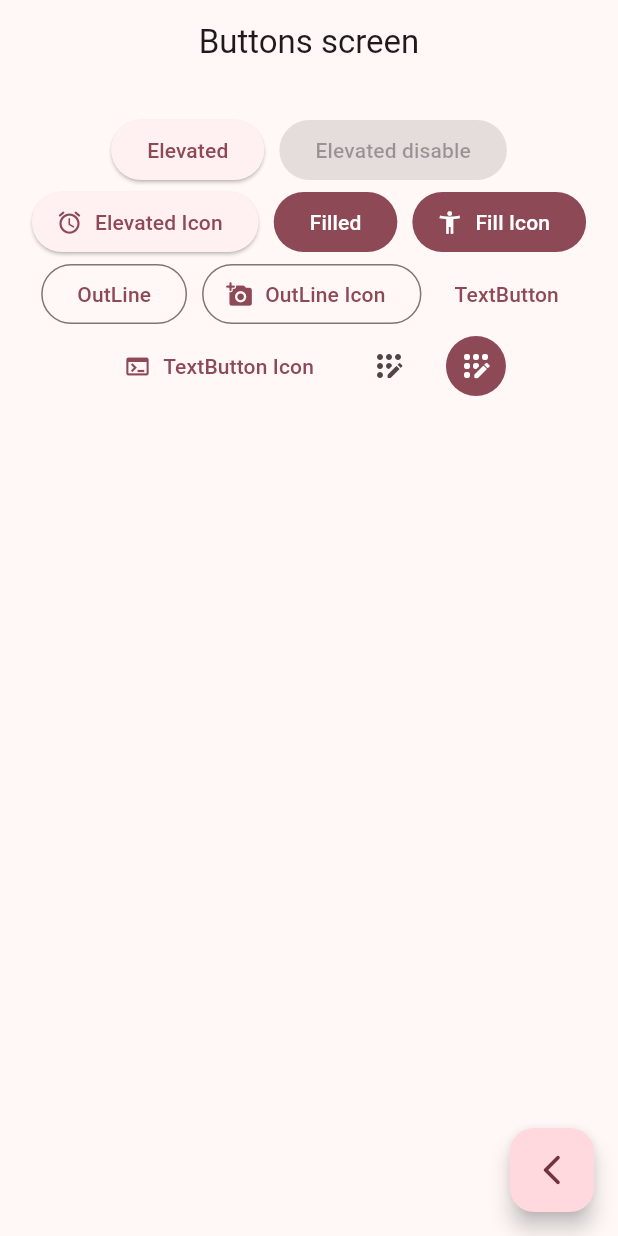
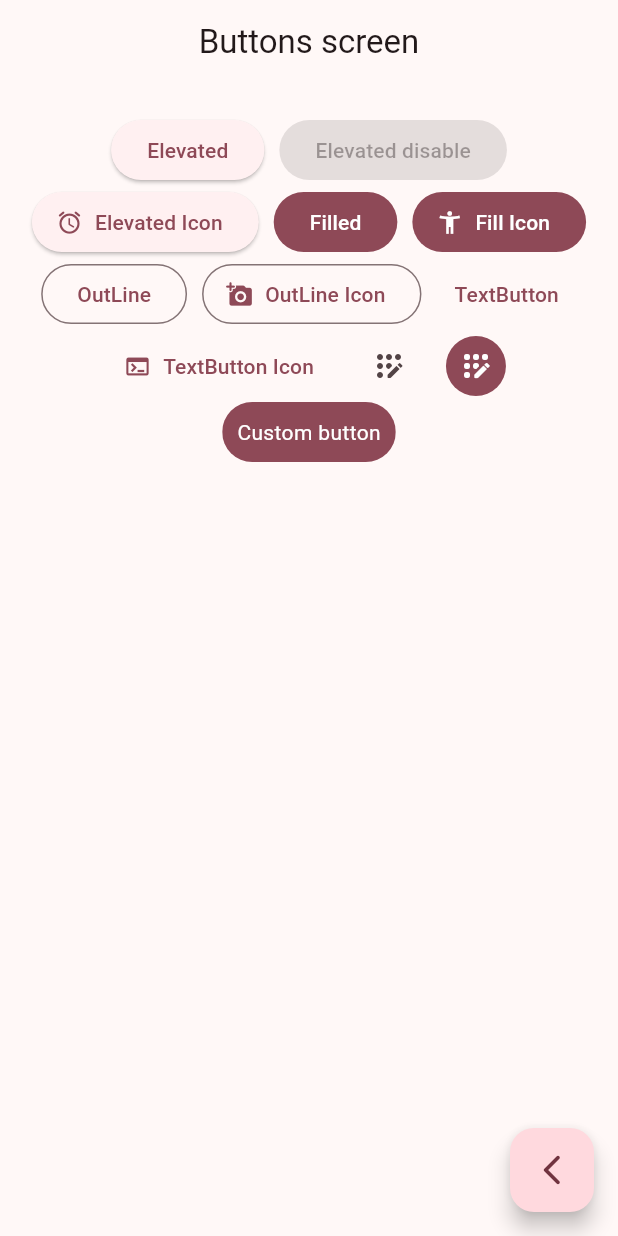
Before and after one commit to jlselma25/app_widget, a Flutter app: the ButtonsScreen screen opened by its route, on a phone screen of 412 x 824 dp. Run offline on Flutter 3.47's test engine with Material 3 defaults, Android fonts, the phone set to English and light mode, and no system bars; our stand-ins replace go_router.

Commit message:
custom button

```diff
--- a/lib/presentation/screens/buttons/buttons_screen.dart
+++ b/lib/presentation/screens/buttons/buttons_screen.dart
@@ -69,7 +69,9 @@
                 iconColor: const MaterialStatePropertyAll(Colors.white),
 
               ),
-              )
+              ),
+
+              CustonButton(colorTheme: colors)
           ],
         ),
 
@@ -77,3 +79,26 @@
     );
   }
 }
+
+
+class CustonButton extends StatelessWidget {
+  final ColorScheme colorTheme;
+  const CustonButton({super.key, required this.colorTheme});
+
+  @override
+  Widget build(BuildContext context) {
+    return  ClipRRect(
+      borderRadius: BorderRadius.circular(20),
+      child: Material(
+        color: colorTheme.primary,
+        child:  InkWell(
+          onTap: (){},
+          child:  const Padding(
+            padding: EdgeInsets.symmetric(horizontal: 10,vertical: 10),
+            child: Text('Custom button',style: TextStyle(color: Colors.white),),
+          ),
+        ),
+      ),
+    );
+  }
+}
```
